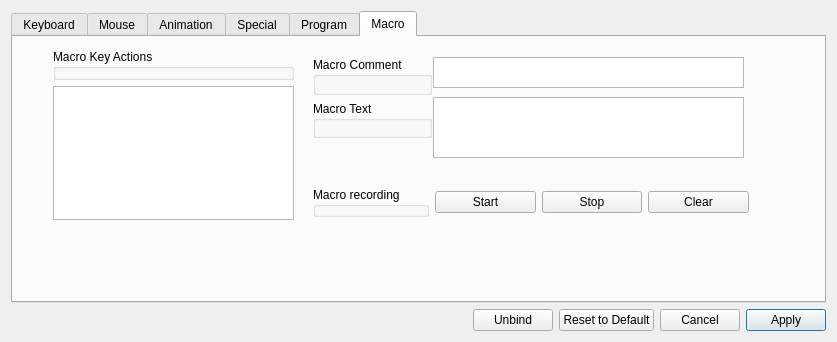
First picture: the form in src/ckb/rebindwidget.ui, repository ccMSC/ckb, before the edit.
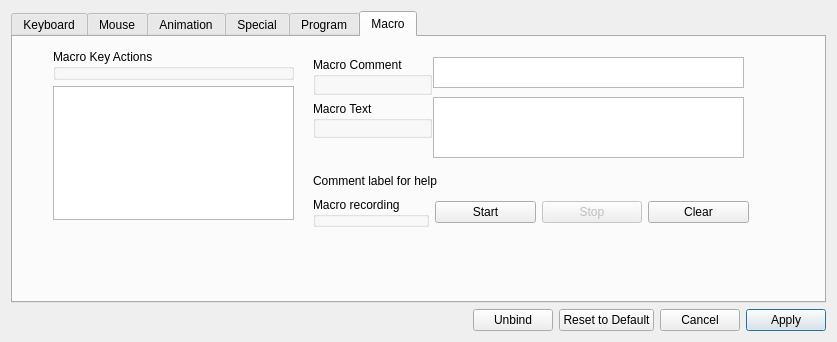
Second picture: the form after the edit.

Commit message:
get the second running version of Macro Definition
    In this version, the following functions
    are implemented and integrations-tested:

    - Interface and buttons are stable
    - Comment field in the user interface is implemented
    - some status line / short instructions to use the panel
      are integrated
    - a short video tutorial ist created
      https://youtu.be/qhrKP03_NrM

    This is currently missing:
    - More intensive tests
    - More systematic documentation of the code
    - Commenting on the modifications to the existing code

What changed in the file:
```diff
--- a/src/ckb/rebindwidget.ui
+++ b/src/ckb/rebindwidget.ui
@@ -1681,7 +1681,7 @@
        <property name="geometry">
         <rect>
          <x>300</x>
-         <y>150</y>
+         <y>160</y>
          <width>436</width>
          <height>30</height>
         </rect>
@@ -1696,6 +1696,9 @@
         </item>
         <item row="0" column="2">
          <widget class="QPushButton" name="btnStopMacro">
+          <property name="enabled">
+           <bool>false</bool>
+          </property>
           <property name="text">
            <string>Stop</string>
           </property>
@@ -1717,6 +1720,19 @@
         </item>
        </layout>
       </widget>
+      <widget class="QLabel" name="lbl_macro">
+       <property name="geometry">
+        <rect>
+         <x>300</x>
+         <y>130</y>
+         <width>431</width>
+         <height>27</height>
+        </rect>
+       </property>
+       <property name="text">
+        <string>Comment label for help</string>
+       </property>
+      </widget>
       <zorder>pteMacroComment</zorder>
       <zorder>layoutWidget1</zorder>
       <zorder>layoutWidget</zorder>
```
Left out of the diff: 19 changed lines with no effect on the pictures. The commit also changes 7 other files.
